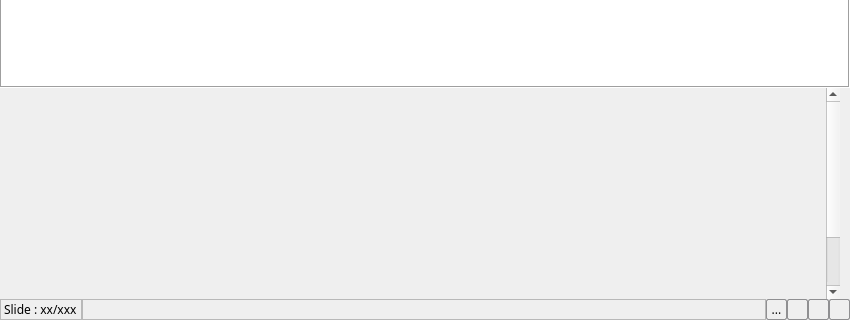
First picture: the form in mainwindow.ui, repository boenki/ffdiaporama, before the edit; both pictures show x 0 to 850 and y 230 to 550 of the 850 by 550 pixel window.
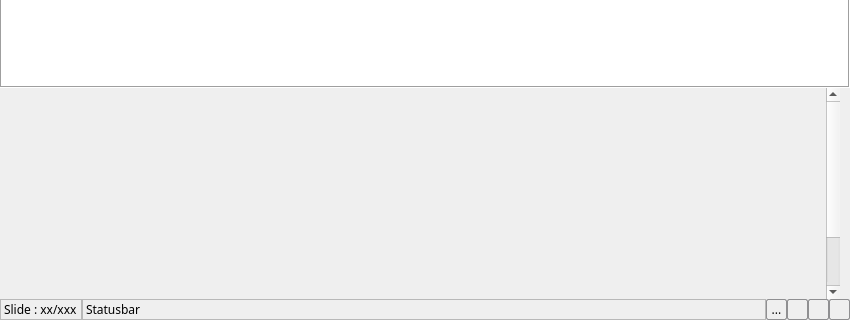
Second picture: the form after the edit. Icons and pictures are not drawn. Custom widgets are drawn as their Qt base class.

Commit message: French version / Correction de bug : -Ajout du lissage d'image dans les transitions -Force la barre de status à afficher les messages de base -Corrige le BUG sur les ajouts de blocs non standard en mode slide -Supprime des appels inutiles à Exiv2 lors des chargements de projet

```diff
--- a/mainwindow.ui
+++ b/mainwindow.ui
@@ -2735,7 +2735,7 @@
        </widget>
       </item>
       <item>
-       <widget class="cCustomLabel" name="StatusBar">
+       <widget class="QLabel" name="StatusBar_General">
         <property name="sizePolicy">
          <sizepolicy hsizetype="Expanding" vsizetype="Preferred">
           <horstretch>0</horstretch>
@@ -2748,8 +2748,11 @@
         <property name="frameShadow">
          <enum>QFrame::Raised</enum>
         </property>
+        <property name="lineWidth">
+         <number>2</number>
+        </property>
         <property name="text">
-         <string notr="true"/>
+         <string notr="true">Statusbar</string>
         </property>
        </widget>
       </item>
@@ -2982,11 +2985,6 @@
    <extends>QTableWidget</extends>
    <header>cCustomTableWidget.h</header>
   </customwidget>
-  <customwidget>
-   <class>cCustomLabel</class>
-   <extends>QLabel</extends>
-   <header>cCustomComboBox.h</header>
-  </customwidget>
  </customwidgets>
  <resources/>
  <connections/>
```
The commit also changes 23 other files.
